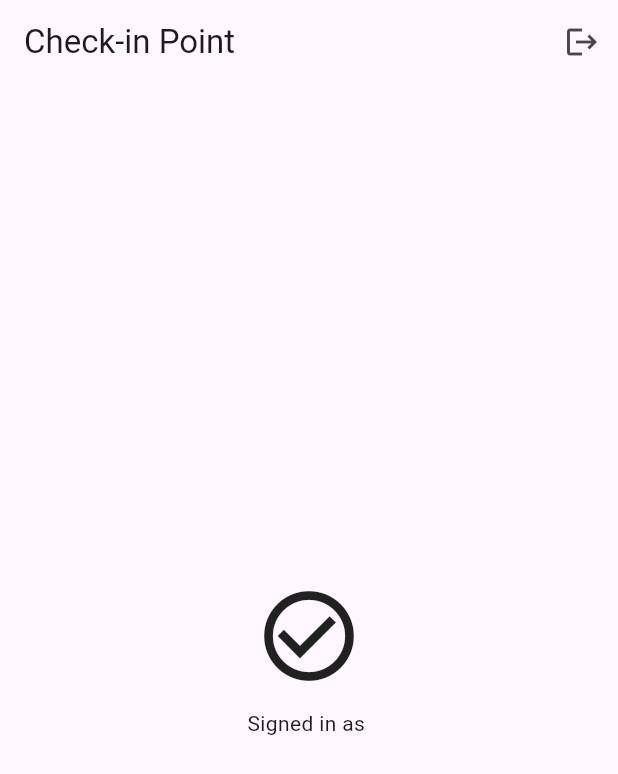
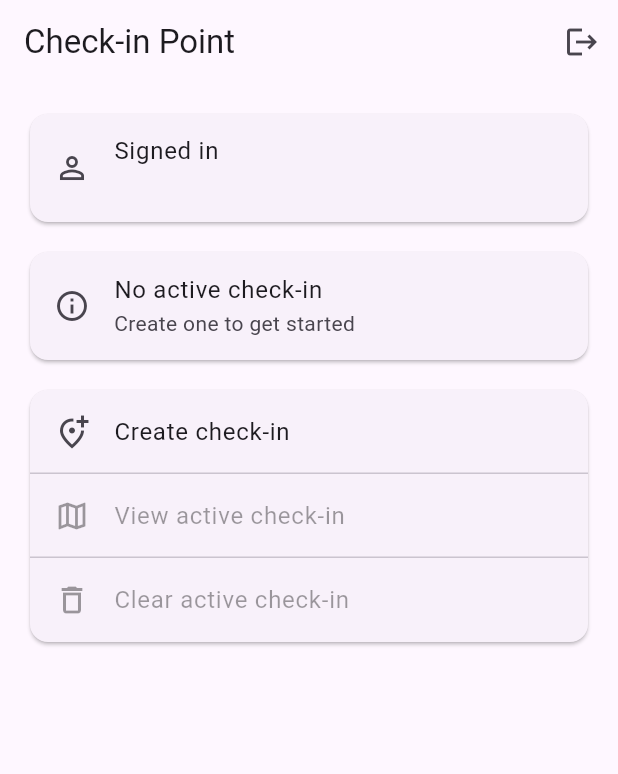
Before and after one commit to toufiqism/Check-in-Point, a Flutter app: the screen it shows once a user with an empty profile is signed in, on a phone screen of 412 x 824 dp. Shown: the top 774 px of the screen. Run offline on Flutter 3.47's test engine with Material 3 defaults, Android fonts, the phone set to English and light mode, and no system bars; our stand-ins replace cloud_firestore, firebase_auth, firebase_core, geolocator, google_maps_flutter; accounts and stored records are empty.

Commit message:
feat: Implement check-in point creation and management
This commit introduces functionality for users to create, view, and manage a single active check-in point using Google Maps and Firestore.

Key changes:
- **Models & Data:**
    - Added `CheckInPoint` model for latitude, longitude, radius, and timestamps.
    - Implemented `CheckInRepository` to handle Firestore operations for a single active check-in point per user (`users/{uid}/checkins/active`).
- **State Management:**
    - Created `CheckInProvider` (ChangeNotifier) to manage the active check-in point state, exposing it as a stream and providing methods to save and clear the point.
- **UI Screens:**
    - `CheckInCreateScreen`: Allows users to select a location on Google Maps, adjust a radius via a slider, and save the check-in point. Handles location permissions and displays a loading indicator during location fetching.
    - `CheckInViewScreen`: Displays the active check-in point on Google Maps with its details (latitude, longitude, radius) and allows clearing it.
    - Updated `HomeScreen`:
        - Displays information about the active check-in point (if any).
        - Provides options to create a new check-in point, view the active one, or clear it.
- **Integration & Configuration:**
    - Integrated `CheckInProvider` and `CheckInRepository` into `main.dart`.
    - Added Google Maps API key placeholder to `AndroidManifest.xml` and `AppDelegate.swift`.
    - Added location permission (`NSLocationWhenInUseUsageDescription`) to `ios/Runner/Info.plist`.
    - Updated `README.md` with details on the new check-in feature, Google Maps setup, location permissions, Firestore data model, and usage instructions.

```diff
--- /dev/null
+++ b/lib/data/check_in_repository.dart
@@ -0,0 +1,65 @@
+import 'package:cloud_firestore/cloud_firestore.dart';
+import 'package:firebase_auth/firebase_auth.dart';
+import 'package:check_in_point/models/check_in_point.dart';
+
+class CheckInRepository {
+  CheckInRepository({
+    FirebaseFirestore? firestore,
+    FirebaseAuth? firebaseAuth,
+  })  : _firestore = firestore ?? FirebaseFirestore.instance,
+        _firebaseAuth = firebaseAuth ?? FirebaseAuth.instance;
+
+  final FirebaseFirestore _firestore;
+  final FirebaseAuth _firebaseAuth;
+
+  DocumentReference<Map<String, dynamic>> get _activePointDoc =>
+      _firestore.collection('checkin_point').doc('active');
+
+  Future<void> upsertActivePoint({
+    required double latitude,
+    required double longitude,
+    required int radiusMeters,
+  }) async {
+    final User? user = _firebaseAuth.currentUser;
+    if (user == null) {
+      throw StateError('Not authenticated');
+    }
+    final docRef = _activePointDoc;
+    await _firestore.runTransaction((transaction) async {
+      final snapshot = await transaction.get(docRef);
+      final now = FieldValue.serverTimestamp();
+      final data = <String, dynamic>{
+        'latitude': latitude,
+        'longitude': longitude,
+        'radiusMeters': radiusMeters,
+        'active': true,
+        'updatedAt': now,
+      };
+      if (snapshot.exists) {
+        transaction.update(docRef, data);
+      } else {
+        transaction.set(docRef, {
+          ...data,
+          'createdAt': now,
+        });
+      }
+    });
+  }
+
+  Future<void> clearActivePoint() async {
+    final User? user = _firebaseAuth.currentUser;
+    if (user == null) {
+      throw StateError('Not authenticated');
+    }
+    final docRef = _activePointDoc;
+    await docRef.delete();
+  }
+
+  Stream<CheckInPoint?> watchActivePoint() {
+    final User? user = _firebaseAuth.currentUser;
+    if (user == null) {
+      return const Stream<CheckInPoint?>.empty();
+    }
+    return _activePointDoc.snapshots().map((doc) => CheckInPoint.fromDoc(doc));
+  }
+}
--- a/lib/main.dart
+++ b/lib/main.dart
@@ -4,6 +4,8 @@ import 'package:provider/provider.dart';
 import 'package:check_in_point/firebase_options.dart';
 import 'package:check_in_point/data/auth_repository.dart';
 import 'package:check_in_point/providers/auth_provider.dart';
+import 'package:check_in_point/data/check_in_repository.dart';
+import 'package:check_in_point/providers/check_in_provider.dart';
 import 'package:check_in_point/screens/login_screen.dart';
 import 'package:check_in_point/screens/home_screen.dart';
 
@@ -25,6 +27,12 @@ class AppRoot extends StatelessWidget {
         ChangeNotifierProvider<AuthProvider>(
           create: (context) =>
               AuthProvider(authRepository: context.read<AuthRepository>()),
+        ),
+        Provider<CheckInRepository>(create: (_) => CheckInRepository()),
+        ChangeNotifierProvider<CheckInProvider>(
+          create: (context) => CheckInProvider(
+            repository: context.read<CheckInRepository>(),
+          ),
         ),
       ],
       child: SafeArea(
--- /dev/null
+++ b/lib/models/check_in_point.dart
@@ -0,0 +1,42 @@
+import 'package:cloud_firestore/cloud_firestore.dart';
+
+class CheckInPoint {
+  const CheckInPoint({
+    required this.latitude,
+    required this.longitude,
+    required this.radiusMeters,
+    this.createdAt,
+    this.updatedAt,
+    this.active = true,
+  });
+
+  final double latitude;
+  final double longitude;
+  final int radiusMeters;
+  final Timestamp? createdAt;
+  final Timestamp? updatedAt;
+  final bool active;
+
+  Map<String, dynamic> toMap() {
+    return <String, dynamic>{
+      'latitude': latitude,
+      'longitude': longitude,
+      'radiusMeters': radiusMeters,
+      'active': active,
+    };
+  }
+
+  static CheckInPoint? fromDoc(DocumentSnapshot<Map<String, dynamic>> doc) {
+    if (!doc.exists) return null;
+    final data = doc.data();
+    if (data == null) return null;
+    return CheckInPoint(
+      latitude: (data['latitude'] as num).toDouble(),
+      longitude: (data['longitude'] as num).toDouble(),
+      radiusMeters: (data['radiusMeters'] as num).toInt(),
+      createdAt: data['createdAt'] as Timestamp?,
+      updatedAt: data['updatedAt'] as Timestamp?,
+      active: (data['active'] as bool?) ?? true,
+    );
+  }
+}
--- /dev/null
+++ b/lib/providers/check_in_provider.dart
@@ -0,0 +1,71 @@
+import 'dart:async';
+import 'package:flutter/foundation.dart';
+import 'package:check_in_point/data/check_in_repository.dart';
+import 'package:check_in_point/models/check_in_point.dart';
+
+class CheckInProvider extends ChangeNotifier {
+  CheckInProvider({required CheckInRepository repository})
+      : _repository = repository {
+    _subscription = _repository.watchActivePoint().listen((event) {
+      _activePoint = event;
+      notifyListeners();
+    });
+  }
+
+  final CheckInRepository _repository;
+  late final StreamSubscription<CheckInPoint?> _subscription;
+
+  CheckInPoint? _activePoint;
+  CheckInPoint? get activePoint => _activePoint;
+
+  bool _isSaving = false;
+  bool get isSaving => _isSaving;
+
+  String? _error;
+  String? get error => _error;
+
+  Future<bool> saveActivePoint({
+    required double latitude,
+    required double longitude,
+    required int radiusMeters,
+  }) async {
+    if (_isSaving) return false;
+    _setSaving(true);
+    _setError(null);
+    try {
+      await _repository.upsertActivePoint(
+        latitude: latitude,
+        longitude: longitude,
+        radiusMeters: radiusMeters,
+      );
+      return true;
+    } catch (e) {
+      _setError('Failed to save: ${e.toString()}');
+      return false;
+    } finally {
+      _setSaving(false);
+    }
+  }
+
+  Future<void> clearActive() async {
+    try {
+      await _repository.clearActivePoint();
+    } catch (_) {}
+  }
+
+  void _setSaving(bool value) {
+    _isSaving = value;
+    notifyListeners();
+  }
+
+  void _setError(String? value) {
+    _error = value;
+    notifyListeners();
+  }
+
+  @override
+  void dispose() {
+    _subscription.cancel();
+    super.dispose();
+  }
+}
--- a/lib/screens/home_screen.dart
+++ b/lib/screens/home_screen.dart
@@ -1,6 +1,10 @@
 import 'package:flutter/material.dart';
 import 'package:provider/provider.dart';
 import 'package:check_in_point/providers/auth_provider.dart';
+import 'package:check_in_point/screens/check_in_create_screen.dart';
+import 'package:check_in_point/screens/check_in_view_screen.dart';
+import 'package:provider/provider.dart';
+import 'package:check_in_point/providers/check_in_provider.dart';
 
 class HomeScreen extends StatelessWidget {
   const HomeScreen({super.key});
@@ -21,16 +25,100 @@ class HomeScreen extends StatelessWidget {
           ),
         ],
       ),
-      body: Center(
-        child: Column(
-          mainAxisSize: MainAxisSize.min,
-          children: [
-            const Icon(Icons.check_circle_outline, size: 72),
-            const SizedBox(height: 12),
-            Text('Signed in as ${userEmail ?? 'Anonymous'}'),
-          ],
-        ),
+      body: Consumer<CheckInProvider>(
+        builder: (context, checkInProvider, _) {
+          final active = checkInProvider.activePoint;
+          return ListView(
+            padding: const EdgeInsets.all(16),
+            children: [
+              Card(
+                child: ListTile(
+                  leading: const Icon(Icons.person_outline),
+                  title: const Text('Signed in'),
+                  subtitle: Text(userEmail ?? 'Anonymous'),
+                ),
+              ),
+              const SizedBox(height: 12),
+              if (active != null)
+                Card(
+                  child: ListTile(
+                    leading: const Icon(Icons.my_location_outlined),
+                    title: const Text('Active check-in'),
+                    subtitle: Text(
+                        'Lat: ${active.latitude.toStringAsFixed(5)}, Lng: ${active.longitude.toStringAsFixed(5)}\nRadius: ${active.radiusMeters} m'),
+                    isThreeLine: true,
+                    trailing: IconButton(
+                      tooltip: 'View',
+                      icon: const Icon(Icons.map_outlined),
+                      onPressed: () {
+                        Navigator.of(context).push(
+                          MaterialPageRoute(builder: (_) => const CheckInViewScreen()),
+                        );
+                      },
+                    ),
+                  ),
+                )
+              else
+                Card(
+                  child: ListTile(
+                    leading: const Icon(Icons.info_outline),
+                    title: const Text('No active check-in'),
+                    subtitle: const Text('Create one to get started'),
+                  ),
+                ),
+              const SizedBox(height: 12),
+              Card(
+                child: Column(
+                  children: [
+                    ListTile(
+                      leading: const Icon(Icons.add_location_alt_outlined),
+                      title: const Text('Create check-in'),
+                      onTap: () async {
+                        await Navigator.of(context).push(
+                          MaterialPageRoute(builder: (_) => const CheckInCreateScreen()),
+                        );
+                      },
+                    ),
+                    const Divider(height: 0),
+                    ListTile(
+                      leading: const Icon(Icons.map_outlined),
+                      title: const Text('View active check-in'),
+                      enabled: active != null,
+                      onTap: active == null
+                          ? null
+                          : () {
+                              Navigator.of(context).push(
+                                MaterialPageRoute(builder: (_) => const CheckInViewScreen()),
+                              );
+                            },
+                    ),
+                    const Divider(height: 0),
+                    ListTile(
+                      leading: const Icon(Icons.delete_outline),
+                      title: const Text('Clear active check-in'),
+                      enabled: active != null,
+                      onTap: active == null
+                          ? null
+                          : () async {
+                              await context.read<CheckInProvider>().clearActive();
+                            },
+                    ),
+                  ],
+                ),
+              ),
+            ],
+          );
+        },
       ),
+      // floatingActionButton: FloatingActionButton.extended(
+      //   icon: const Icon(Icons.add_location_alt_outlined),
+      //   label: const Text('Create check-in'),
+      //   onPressed: () async {
+      //     await Navigator.of(context).push(
+      //       MaterialPageRoute(builder: (_) => const CheckInCreateScreen()),
+      //     );
+      //   },
+      // ),
     );
   }
 }
```
Also changed, not shown: lib/screens/check_in_create_screen.dart (added, +164 -0 lines), lib/screens/check_in_view_screen.dart (added, +117 -0 lines), 4 other files.
